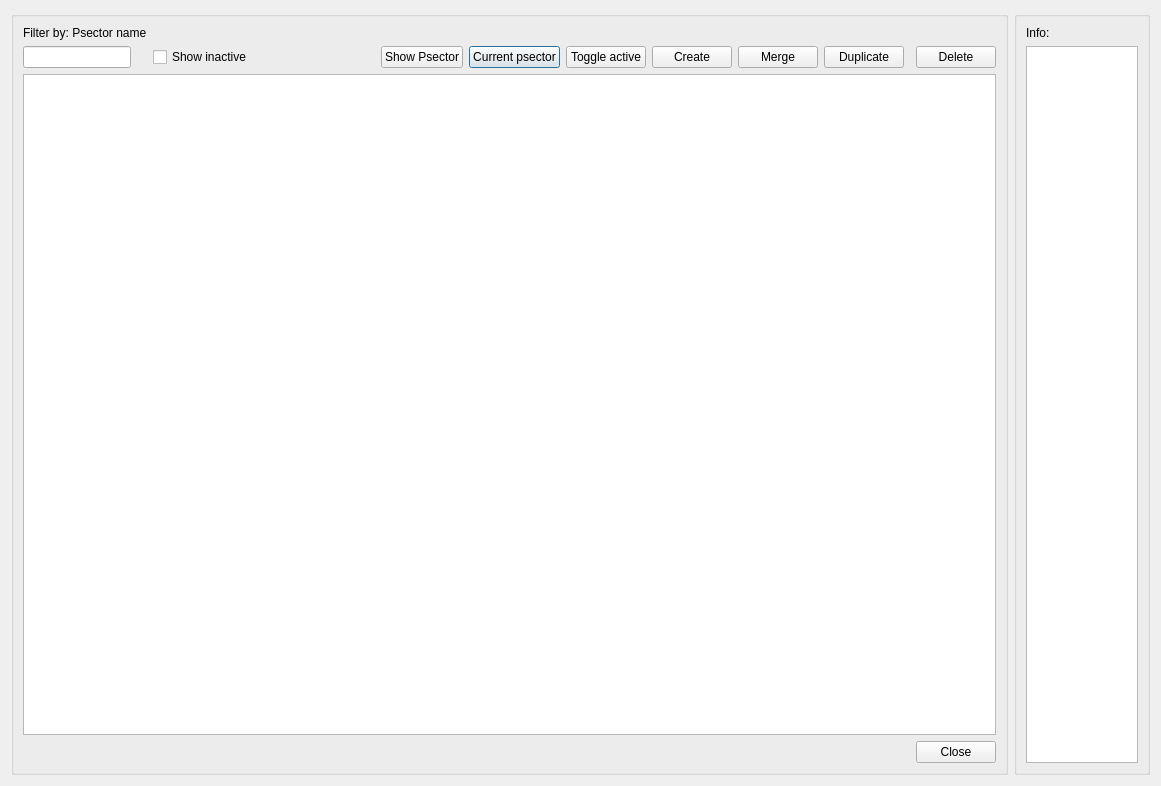
The window that core/ui/toolbars/plan/psector_manager.ui (Giswater/giswater_qgis_plugin) describes before a commit, drawn with Qt 5.
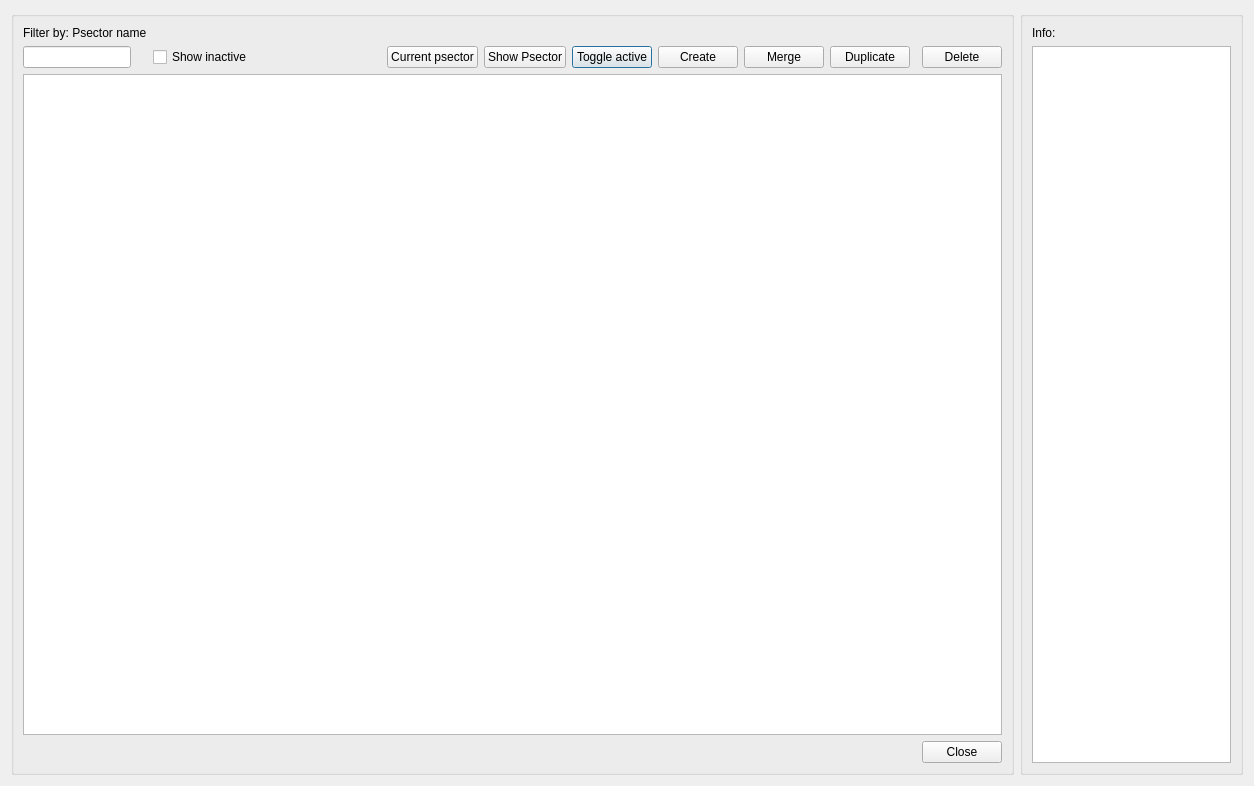
The same window after the commit.

Commit message: fix(psector_manager.ui): chanche btn order 'current_psector' with 'show_psector'

What changed in the file:
```diff
--- a/core/ui/toolbars/plan/psector_manager.ui
+++ b/core/ui/toolbars/plan/psector_manager.ui
@@ -6,7 +6,7 @@
    <rect>
     <x>0</x>
     <y>0</y>
-    <width>1161</width>
+    <width>1254</width>
     <height>786</height>
    </rect>
   </property>
@@ -51,18 +51,38 @@
       <string/>
      </property>
      <layout class="QGridLayout" name="verticalLayout_3">
-      <item row="1" column="2" colspan="2">
-       <spacer name="horizontalSpacer_2">
-        <property name="orientation">
-         <enum>Qt::Horizontal</enum>
+      <item row="0" column="0">
+       <widget class="QLabel" name="lbl_psector_name">
+        <property name="text">
+         <string>Filter by: Psector name</string>
         </property>
-        <property name="sizeHint" stdset="0">
-         <size>
-          <width>80</width>
-          <height>20</height>
-         </size>
+       </widget>
+      </item>
+      <item row="1" column="12">
+       <widget class="QPushButton" name="btn_toggle_active">
+        <property name="sizePolicy">
+         <sizepolicy hsizetype="Fixed" vsizetype="Fixed">
+          <horstretch>0</horstretch>
+          <verstretch>0</verstretch>
+         </sizepolicy>
         </property>
-       </spacer>
+        <property name="text">
+         <string>Toggle active</string>
+        </property>
+       </widget>
+      </item>
+      <item row="1" column="15">
+       <widget class="QPushButton" name="btn_duplicate">
+        <property name="sizePolicy">
+         <sizepolicy hsizetype="Fixed" vsizetype="Fixed">
+          <horstretch>0</horstretch>
+          <verstretch>0</verstretch>
+         </sizepolicy>
+        </property>
+        <property name="text">
+         <string>Duplicate</string>
+        </property>
+       </widget>
       </item>
       <item row="1" column="8">
        <widget class="QLabel" name="lbl_vdefault_psector">
@@ -77,13 +97,22 @@
         </property>
        </widget>
       </item>
-      <item row="0" column="0">
-       <widget class="QLabel" name="lbl_psector_name">
+      <item row="1" column="17">
+       <widget class="QPushButton" name="btn_delete">
+        <property name="sizePolicy">
+         <sizepolicy hsizetype="Fixed" vsizetype="Fixed">
+          <horstretch>0</horstretch>
+          <verstretch>0</verstretch>
+         </sizepolicy>
+        </property>
         <property name="text">
-         <string>Filter by: Psector name</string>
+         <string>Delete</string>
         </property>
        </widget>
       </item>
+      <item row="2" column="0" colspan="18">
+       <widget class="QTableView" name="tbl_psm"/>
+      </item>
       <item row="1" column="10">
        <widget class="QPushButton" name="btn_update_psector">
         <property name="sizePolicy">
@@ -97,21 +126,15 @@
         </property>
        </widget>
       </item>
-      <item row="1" column="16">
-       <widget class="QPushButton" name="btn_delete">
-        <property name="sizePolicy">
-         <sizepolicy hsizetype="Fixed" vsizetype="Fixed">
-          <horstretch>0</horstretch>
-          <verstretch>0</verstretch>
-         </sizepolicy>
-        </property>
+      <item row="1" column="1">
+       <widget class="QCheckBox" name="chk_active">
         <property name="text">
-         <string>Delete</string>
+         <string>Show inactive</string>
         </property>
        </widget>
       </item>
-      <item row="1" column="11">
-       <widget class="QPushButton" name="btn_toggle_active">
+      <item row="1" column="0">
+       <widget class="QLineEdit" name="txt_name">
         <property name="sizePolicy">
          <sizepolicy hsizetype="Fixed" vsizetype="Fixed">
           <horstretch>0</horstretch>
@@ -119,18 +142,31 @@
          </sizepolicy>
         </property>
         <property name="text">
-         <string>Toggle active</string>
+         <string/>
         </property>
        </widget>
       </item>
-      <item row="1" column="13">
+      <item row="1" column="2" colspan="2">
+       <spacer name="horizontalSpacer_2">
+        <property name="orientation">
+         <enum>Qt::Horizontal</enum>
+        </property>
+        <property name="sizeHint" stdset="0">
+         <size>
+          <width>80</width>
+          <height>20</height>
+         </size>
+        </property>
+       </spacer>
+      </item>
+      <item row="1" column="14">
        <widget class="QPushButton" name="btn_merge">
         <property name="text">
          <string>Merge</string>
         </property>
        </widget>
       </item>
-      <item row="4" column="0" colspan="17">
+      <item row="4" column="0" colspan="18">
        <layout class="QGridLayout" name="lyt_buttons">
         <property name="topMargin">
          <number>0</number>
@@ -157,50 +193,14 @@
         </item>
        </layout>
       </item>
-      <item row="1" column="1">
-       <widget class="QCheckBox" name="chk_active">
-        <property name="text">
-         <string>Show inactive</string>
-        </property>
-       </widget>
-      </item>
-      <item row="2" column="0" colspan="17">
-       <widget class="QTableView" name="tbl_psm"/>
-      </item>
-      <item row="1" column="12">
+      <item row="1" column="13">
        <widget class="QPushButton" name="btn_create">
         <property name="text">
          <string>Create</string>
         </property>
        </widget>
       </item>
-      <item row="1" column="0">
-       <widget class="QLineEdit" name="txt_name">
-        <property name="sizePolicy">
-         <sizepolicy hsizetype="Fixed" vsizetype="Fixed">
-          <horstretch>0</horstretch>
-          <verstretch>0</verstretch>
-         </sizepolicy>
-        </property>
-        <property name="text">
-         <string/>
-        </property>
-       </widget>
-      </item>
-      <item row="1" column="14">
-       <widget class="QPushButton" name="btn_duplicate">
-        <property name="sizePolicy">
-         <sizepolicy hsizetype="Fixed" vsizetype="Fixed">
-          <horstretch>0</horstretch>
-          <verstretch>0</verstretch>
-         </sizepolicy>
-        </property>
-        <property name="text">
-         <string>Duplicate</string>
-        </property>
-       </widget>
-      </item>
-      <item row="1" column="9">
+      <item row="1" column="11">
        <widget class="QPushButton" name="btn_show_psector">
         <property name="text">
          <string>Show Psector</string>
```
